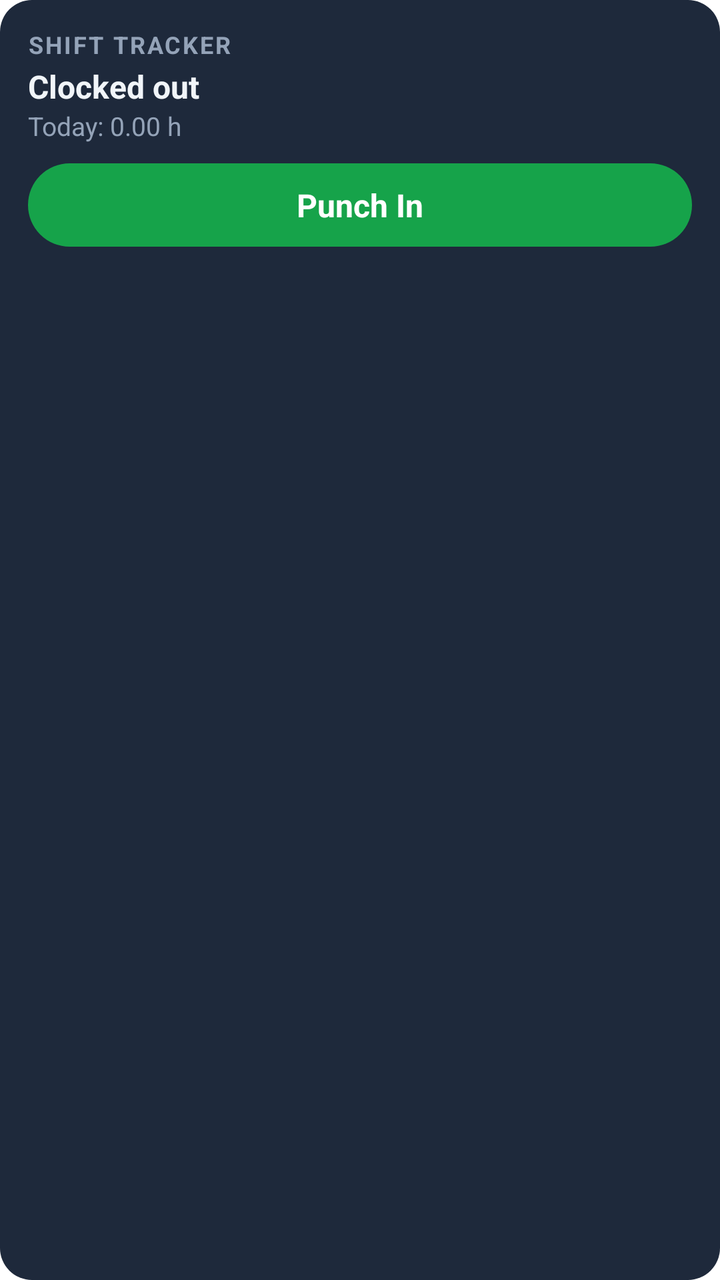
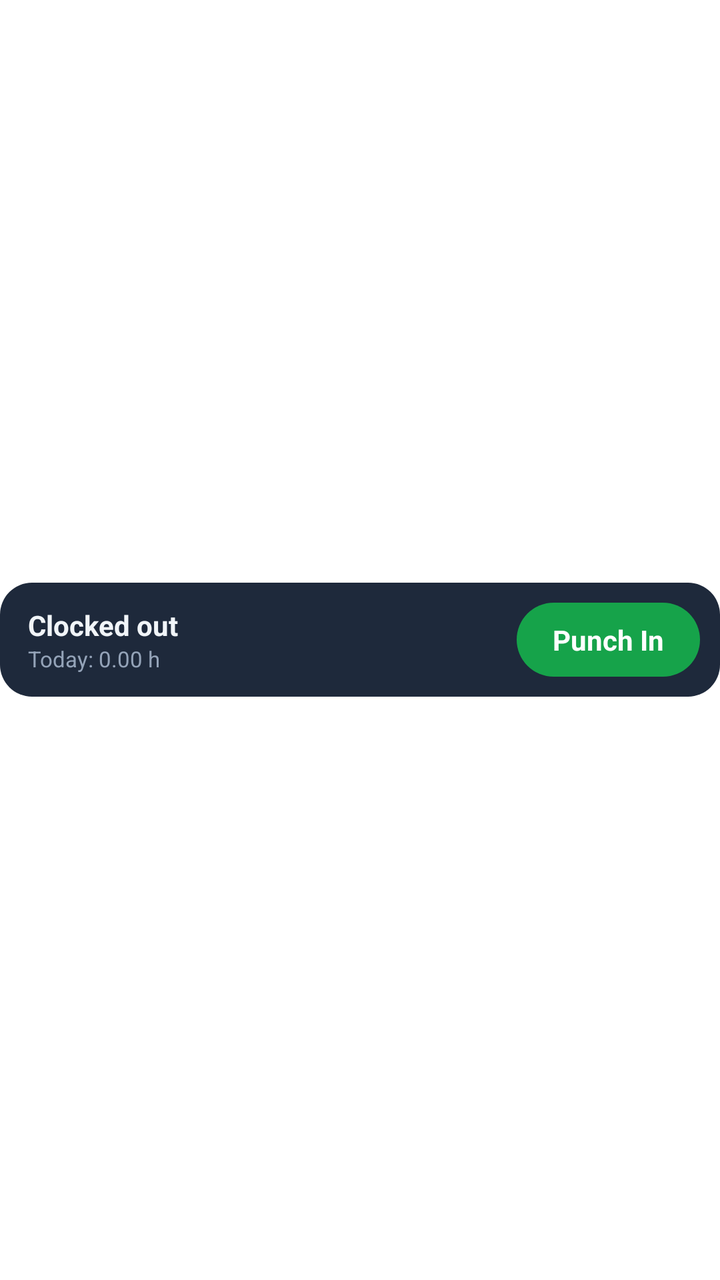

The first picture is an Android layout as it rendered before a commit; the second is the same layout after the commit. The layout source and the unified diff follow.
<!-- AndroidManifest.xml: fallback theme Theme.MaterialComponents.DayNight.NoActionBar -->
<!-- res/layout/shift_widget.xml -->
<?xml version="1.0" encoding="utf-8"?>
<LinearLayout xmlns:android="http://schemas.android.com/apk/res/android"
    android:id="@+id/widget_root"
    android:layout_width="match_parent"
    android:layout_height="match_parent"
    android:orientation="vertical"
    android:background="@drawable/widget_bg"
    android:padding="14dp">

    <TextView
        android:layout_width="wrap_content"
        android:layout_height="wrap_content"
        android:text="@string/widget_title"
        android:textColor="#94A3B8"
        android:textSize="12sp"
        android:textStyle="bold"
        android:letterSpacing="0.08" />

    <TextView
        android:id="@+id/widget_status"
        android:layout_width="match_parent"
        android:layout_height="wrap_content"
        android:layout_marginTop="2dp"
        android:text="@string/widget_status_default"
        android:textColor="#F1F5F9"
        android:textSize="16sp"
        android:textStyle="bold"
        android:maxLines="1"
        android:ellipsize="end" />

    <TextView
        android:id="@+id/widget_today"
        android:layout_width="wrap_content"
        android:layout_height="wrap_content"
        android:text="@string/widget_today_default"
        android:textColor="#94A3B8"
        android:textSize="13sp" />

    <TextView
        android:id="@+id/widget_button"
        android:layout_width="match_parent"
        android:layout_height="wrap_content"
        android:layout_marginTop="10dp"
        android:background="@drawable/widget_btn_green"
        android:gravity="center"
        android:paddingTop="10dp"
        android:paddingBottom="10dp"
        android:text="@string/widget_button_default"
        android:textColor="#FFFFFF"
        android:textSize="16sp"
        android:textStyle="bold" />
</LinearLayout>
<!-- resources referenced by this layout -->
<resources>
  <!-- drawable widget_bg (drawable) -->
  <?xml version="1.0" encoding="utf-8"?>
  <shape xmlns:android="http://schemas.android.com/apk/res/android"
      android:shape="rectangle">
      <solid android:color="#1E293B" />
      <corners android:radius="16dp" />
  </shape>
  <!-- drawable widget_btn_green (drawable) -->
  <?xml version="1.0" encoding="utf-8"?>
  <shape xmlns:android="http://schemas.android.com/apk/res/android"
      android:shape="rectangle">
      <solid android:color="#16A34A" />
      <corners android:radius="999dp" />
  </shape>
  <string name="widget_button_default">Punch In</string>
  <string name="widget_status_default">Clocked out</string>
  <string name="widget_title">SHIFT TRACKER</string>
  <string name="widget_today_default">Today: 0.00 h</string>
</resources>

<!-- the commit's change to res/layout/shift_widget.xml (unified diff, before → after) -->
@@ -1,52 +1,63 @@
 <?xml version="1.0" encoding="utf-8"?>
-<LinearLayout xmlns:android="http://schemas.android.com/apk/res/android"
-    android:id="@+id/widget_root"
+<FrameLayout xmlns:android="http://schemas.android.com/apk/res/android"
     android:layout_width="match_parent"
-    android:layout_height="match_parent"
-    android:orientation="vertical"
-    android:background="@drawable/widget_bg"
-    android:padding="14dp">
+    android:layout_height="match_parent">
 
-    <TextView
-        android:layout_width="wrap_content"
-        android:layout_height="wrap_content"
-        android:text="@string/widget_title"
-        android:textColor="#94A3B8"
-        android:textSize="12sp"
-        android:textStyle="bold"
-        android:letterSpacing="0.08" />
-
-    <TextView
-        android:id="@+id/widget_status"
+    <LinearLayout
+        android:id="@+id/widget_root"
         android:layout_width="match_parent"
         android:layout_height="wrap_content"
-        android:layout_marginTop="2dp"
-        android:text="@string/widget_status_default"
-        android:textColor="#F1F5F9"
-        android:textSize="16sp"
-        android:textStyle="bold"
-        android:maxLines="1"
-        android:ellipsize="end" />
+        android:layout_gravity="center"
+        android:orientation="horizontal"
+        android:gravity="center_vertical"
+        android:background="@drawable/widget_bg"
+        android:paddingStart="14dp"
+        android:paddingEnd="10dp"
+        android:paddingTop="10dp"
+        android:paddingBottom="10dp">
 
-    <TextView
-        android:id="@+id/widget_today"
-        android:layout_width="wrap_content"
-        android:layout_height="wrap_content"
-        android:text="@string/widget_today_default"
-        android:textColor="#94A3B8"
-        android:textSize="13sp" />
+        <LinearLayout
+            android:layout_width="0dp"
+            android:layout_height="wrap_content"
+            android:layout_weight="1"
+            android:orientation="vertical">
 
-    <TextView
-        android:id="@+id/widget_button"
-        android:layout_width="match_parent"
-        android:layout_height="wrap_content"
-        android:layout_marginTop="10dp"
-        android:background="@drawable/widget_btn_green"
-        android:gravity="center"
-        android:paddingTop="10dp"
-        android:paddingBottom="10dp"
-        android:text="@string/widget_button_default"
-        android:textColor="#FFFFFF"
-        android:textSize="16sp"
-        android:textStyle="bold" />
-</LinearLayout>
+            <TextView
+                android:id="@+id/widget_status"
+                android:layout_width="match_parent"
+                android:layout_height="wrap_content"
+                android:text="@string/widget_status_default"
+                android:textColor="#F1F5F9"
+                android:textSize="14sp"
+                android:textStyle="bold"
+                android:maxLines="1"
+                android:ellipsize="end" />
+
+            <TextView
+                android:id="@+id/widget_today"
+                android:layout_width="match_parent"
+                android:layout_height="wrap_content"
+                android:text="@string/widget_today_default"
+                android:textColor="#94A3B8"
+                android:textSize="11sp"
+                android:maxLines="1"
+                android:ellipsize="end" />
+        </LinearLayout>
+
+        <TextView
+            android:id="@+id/widget_button"
+            android:layout_width="wrap_content"
+            android:layout_height="wrap_content"
+            android:layout_marginStart="10dp"
+            android:background="@drawable/widget_btn_green"
+            android:gravity="center"
+            android:paddingStart="18dp"
+            android:paddingEnd="18dp"
+            android:paddingTop="9dp"
+            android:paddingBottom="9dp"
+            android:text="@string/widget_button_default"
+            android:textColor="#FFFFFF"
+            android:textSize="14sp"
+            android:textStyle="bold" />
+    </LinearLayout>
+</FrameLayout>
<!-- resource entries referenced after the edit -->
@@ -16,7 +16,6 @@
   </shape>
   <string name="widget_button_default">Punch In</string>
   <string name="widget_status_default">Clocked out</string>
-  <string name="widget_title">SHIFT TRACKER</string>
   <string name="widget_today_default">Today: 0.00 h</string>
 </resources>
 
